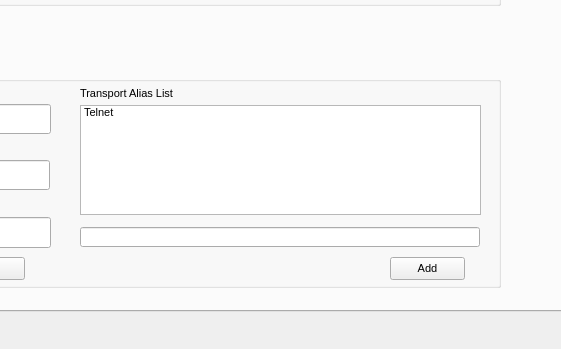
BobSegrest/eHaW, file moderator.ui: the form before one commit; both pictures show x 642 to 1203 and y 419 to 768 of the 1366 by 768 pixel window.
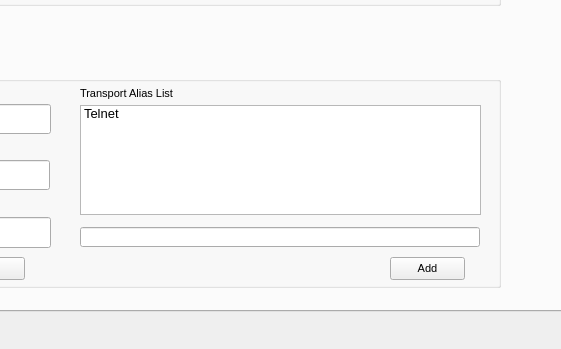
The form after the commit. The open tabs and pages were chosen to show the change. Icons and pictures are not drawn.

The edit to the form file:
```diff
--- a/moderator.ui
+++ b/moderator.ui
@@ -662,7 +662,7 @@
        </property>
        <property name="font">
         <font>
-         <pointsize>8</pointsize>
+         <pointsize>10</pointsize>
         </font>
        </property>
        <item>
```
